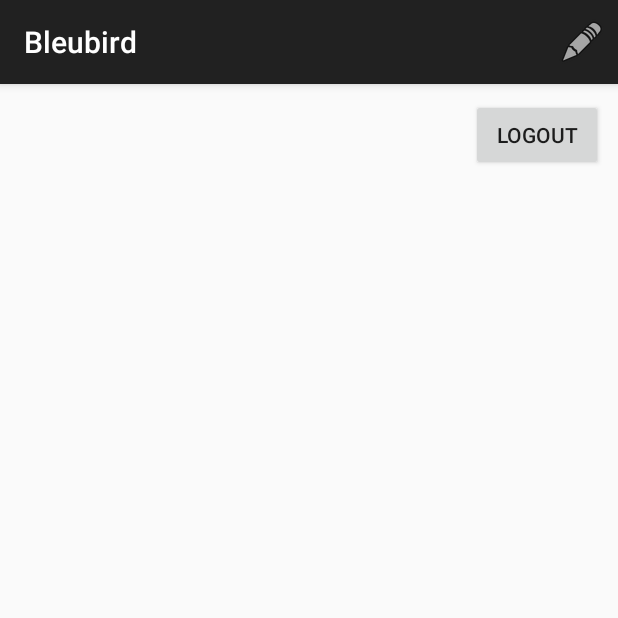
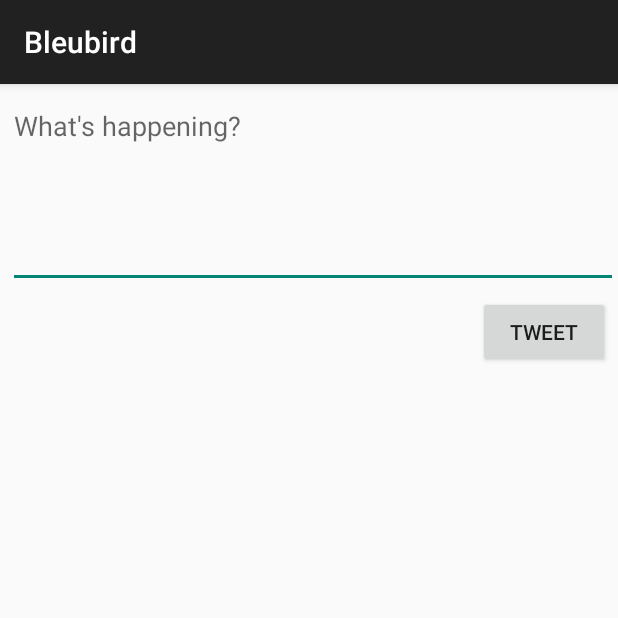
Before and after one commit to mqureshi12/Bleubird, an Android app: the TimelineActivity screen opened directly, with no data from a screen before it, after a tap on "Compose", on a phone screen of 412 x 824 dp, the top half of it. Run offline under Robolectric (Android 15) with nearby library versions, the phone set to English and light mode, and no system bars; libraries missing offline, so code that uses them is left out: com.codepath.asynchttpclient; pictures from the network do not load; 2 statements that could not run were skipped.

Commit message:
set up the compose screen

```diff
--- a/app/src/main/AndroidManifest.xml
+++ b/app/src/main/AndroidManifest.xml
@@ -13,6 +13,9 @@
         android:icon="@drawable/ic_launcher"
         android:label="@string/app_name"
         android:theme="@style/AppTheme">
+        <activity
+            android:name=".ComposeActivity"
+            android:exported="false" />
         <activity
             android:name=".TimelineActivity"
             android:exported="false" />
--- /dev/null
+++ b/app/src/main/java/com/codepath/apps/restclienttemplate/ComposeActivity.java
@@ -0,0 +1,44 @@
+package com.codepath.apps.restclienttemplate;
+
+import androidx.appcompat.app.AppCompatActivity;
+
+import android.os.Bundle;
+import android.view.View;
+import android.widget.Button;
+import android.widget.EditText;
+import android.widget.Toast;
+
+public class ComposeActivity extends AppCompatActivity {
+
+    public static final int MAX_TWEET_LENGTH = 140;
+
+    EditText etCompose;
+    Button btnTweet;
+
+    @Override
+    protected void onCreate(Bundle savedInstanceState) {
+        super.onCreate(savedInstanceState);
+        setContentView(R.layout.activity_compose);
+
+        etCompose = findViewById(R.id.etCompose);
+        btnTweet = findViewById(R.id.btnTweet);
+
+        // Set click listener on button
+        btnTweet.setOnClickListener(new View.OnClickListener() {
+            @Override
+            public void onClick(View v) {
+                String tweetContent = etCompose.getText().toString();
+                if (tweetContent.isEmpty()) {
+                    Toast.makeText(ComposeActivity.this, "Sorry, your tweet cannot be empty", Toast.LENGTH_LONG).show();
+                    return;
+                }
+                if(tweetContent.length() > MAX_TWEET_LENGTH) {
+                    Toast.makeText(ComposeActivity.this, "Sorry, your tweet is too long", Toast.LENGTH_LONG).show();
+                    return;
+                }
+                Toast.makeText(ComposeActivity.this, tweetContent, Toast.LENGTH_LONG).show();
+                // Make an API call to Twitter to publish the tweet
+            }
+        });
+    }
+}
--- a/app/src/main/java/com/codepath/apps/restclienttemplate/TimelineActivity.java
+++ b/app/src/main/java/com/codepath/apps/restclienttemplate/TimelineActivity.java
@@ -62,8 +62,9 @@
     public boolean onOptionsItemSelected(@NonNull MenuItem item) {
         if(item.getItemId() == R.id.compose) {
             // Compose icon has been selected
-            Toast.makeText(this, "Compose!", Toast.LENGTH_SHORT).show();
             // Navigate to the compose activity
+            Intent intent = new Intent(this, ComposeActivity.class);
+            startActivity(intent);
             return true;
         }
         return super.onOptionsItemSelected(item);
--- /dev/null
+++ b/app/src/main/res/layout/activity_compose.xml
@@ -0,0 +1,32 @@
+<?xml version="1.0" encoding="utf-8"?>
+<RelativeLayout xmlns:android="http://schemas.android.com/apk/res/android"
+    xmlns:app="http://schemas.android.com/apk/res-auto"
+    xmlns:tools="http://schemas.android.com/tools"
+    android:layout_width="match_parent"
+    android:layout_height="match_parent"
+    tools:context=".ComposeActivity">
+
+    <EditText
+        android:id="@+id/etCompose"
+        android:layout_width="match_parent"
+        android:layout_height="wrap_content"
+        android:layout_alignParentStart="true"
+        android:layout_alignParentTop="true"
+        android:layout_marginStart="5dp"
+        android:layout_marginTop="5dp"
+        android:ems="10"
+        android:gravity="start|top"
+        android:hint="What's happening?"
+        android:inputType="textMultiLine"
+        android:minLines="5" />
+
+    <Button
+        android:id="@+id/btnTweet"
+        android:layout_width="wrap_content"
+        android:layout_height="wrap_content"
+        android:layout_below="@+id/etCompose"
+        android:layout_alignParentEnd="true"
+        android:layout_marginTop="5dp"
+        android:layout_marginEnd="5dp"
+        android:text="@string/tweet" />
+</RelativeLayout>
--- a/app/src/main/res/values/strings.xml
+++ b/app/src/main/res/values/strings.xml
@@ -5,5 +5,6 @@
     <string name="login_label">Log in</string>
     <string name="intent_scheme">oauth</string>
     <string name="intent_host">cprest</string>
+    <string name="tweet">Tweet</string>
 
 </resources>
```
